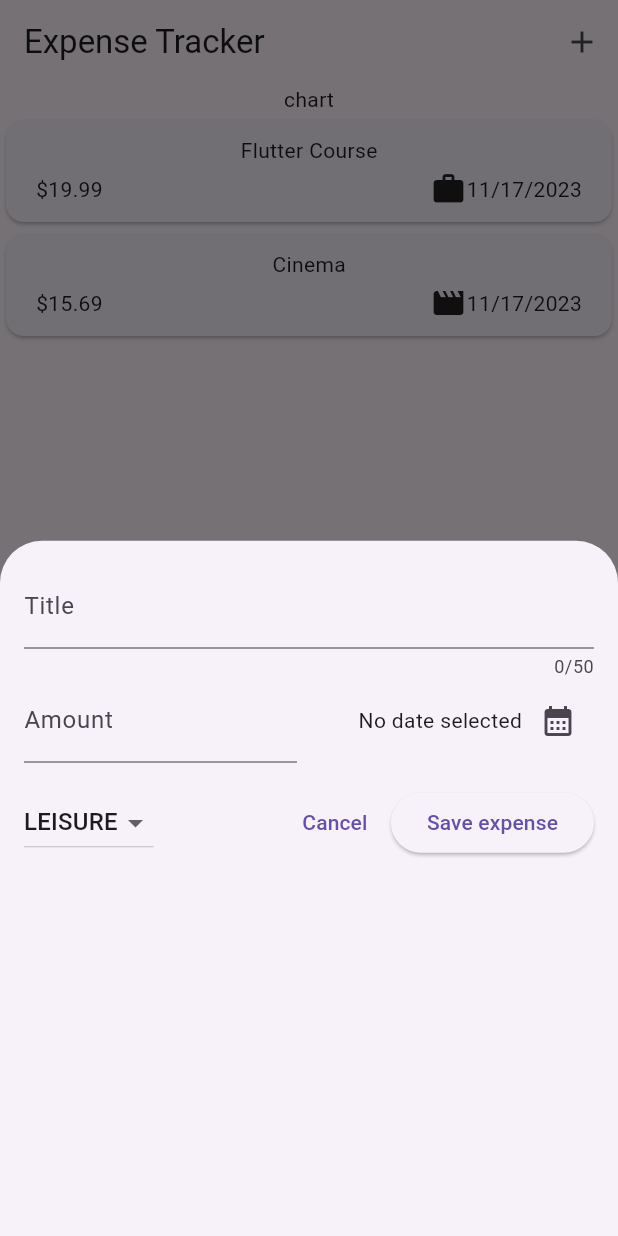
After one commit to QilinXSengheng/expense_tracker_app, a Flutter app: the screen it shows after launch, after a tap on the "add" icon, on a phone screen of 412 x 824 dp. The commit adds this screen. Run offline on Flutter 3.47's test engine with Material 2 defaults, Android fonts, the phone set to English and light mode, and no system bars.

Commit message:
Add button and datepicker

```diff
--- a/lib/main.dart
+++ b/lib/main.dart
@@ -1,5 +1,6 @@
 import 'package:flutter/material.dart';
 import 'package:expense_tracker_app/widgets/expenses.dart';
+
 void main() {
   runApp(const MyApp());
 }
@@ -10,8 +11,9 @@ class MyApp extends StatelessWidget {
   // This widget is the root of your application.
   @override
   Widget build(BuildContext context) {
-    return const MaterialApp(
-      home:  Expenses(),
+    return MaterialApp(
+      theme: ThemeData(useMaterial3: true),
+      home: const Expenses(),
     );
   }
 }
--- a/lib/widgets/expenses.dart
+++ b/lib/widgets/expenses.dart
@@ -1,6 +1,7 @@
 import 'package:flutter/material.dart';
 import 'package:expense_tracker_app/models/expense.dart';
 import 'package:expense_tracker_app/widgets/expenses_list/expenses_list.dart';
+import 'package:expense_tracker_app/widgets/new_expense.dart';
 
 class Expenses extends StatefulWidget {
   const Expenses({super.key});
@@ -23,14 +24,30 @@ class _ExpensesState extends State<Expenses> {
         category: Category.leisure)
   ];
 
+  void _openAddExpenseOverlay() {
+    showModalBottomSheet(
+      context: context,
+      builder: (ctx) => const NewExpense(),
+    );
+  }
+
   @override
   Widget build(BuildContext context) {
     return Scaffold(
+        appBar: AppBar(
+          title: const Text('Expense Tracker'),
+          actions: [
+            IconButton(
+              onPressed: _openAddExpenseOverlay,
+              icon: const Icon(Icons.add),
+            )
+          ],
+        ),
         body: Column(
-      children: [
-        const Text('chart'),
-        Expanded(child: ExpensesList(expenses: _registerExpenses)),
-      ],
-    ));
+          children: [
+            const Text('chart'),
+            Expanded(child: ExpensesList(expenses: _registerExpenses)),
+          ],
+        ));
   }
 }
--- /dev/null
+++ b/lib/widgets/new_expense.dart
@@ -0,0 +1,118 @@
+import 'package:flutter/material.dart';
+import 'package:expense_tracker_app/models/expense.dart';
+
+class NewExpense extends StatefulWidget {
+  const NewExpense({super.key});
+
+  @override
+  State<NewExpense> createState() => _NewExpenseState();
+}
+
+class _NewExpenseState extends State<NewExpense> {
+  final _titleController = TextEditingController();
+  final _amountController = TextEditingController();
+  DateTime? _selectedDate;
+  Category _selectedCategory = Category.leisure;
+
+  void _presentDatePicker() async {
+    final now = DateTime.now();
+    final firstDate = DateTime(now.year - 1, now.month, now.day);
+    final pickedDate = await showDatePicker(
+      context: context,
+      initialDate: now,
+      firstDate: firstDate,
+      lastDate: now,
+    );
+    setState(() {
+      _selectedDate = pickedDate;
+    });
+  }
+
+  @override
+  void dispose() {
+    _titleController.dispose();
+    _amountController.dispose();
+    super.dispose();
+  }
+
+  @override
+  Widget build(BuildContext context) {
+    return Padding(
+      padding: const EdgeInsets.all(16),
+      child: Column(
+        children: [
+          TextField(
+            controller: _titleController,
+            decoration: const InputDecoration(label: Text('Title')),
+            maxLength: 50,
+            keyboardType: TextInputType.text,
+          ),
+          Row(
+            children: [
+              Expanded(
+                child: TextField(
+                  controller: _amountController,
+                  decoration: const InputDecoration(
+                      label: Text('Amount'), prefixText: '\$'),
+                  keyboardType: TextInputType.number,
+                ),
+              ),
+              const SizedBox(
+                width: 16,
+              ),
+              Expanded(
+                child: Row(
+                  mainAxisAlignment: MainAxisAlignment.end,
+                  crossAxisAlignment: CrossAxisAlignment.center,
+                  children: [
+                    Text(_selectedDate == null
+                        ? 'No date selected'
+                        : formatter.format(_selectedDate!)),
+                    IconButton(
+                      onPressed: _presentDatePicker,
+                      icon: const Icon(Icons.calendar_month),
+                    )
+                  ],
+                ),
+              )
+            ],
+          ),
+          const SizedBox(
+            height: 16,
+          ),
+          Row(
+            children: [
+              DropdownButton(
+                  value: _selectedCategory,
+                  items: Category.values
+                      .map((category) => DropdownMenuItem(
+                          value: category,
+                          child: Text(category.name.toUpperCase())))
+                      .toList(),
+                  onChanged: (value) {
+                    if (value == null) {
+                      return;
+                    }
+                    setState(() {
+                      _selectedCategory = value;
+                    });
+                  }),
+              const Spacer(),
+              TextButton(
+                  onPressed: () {
+                    Navigator.pop(context);
+                  },
+                  child: const Text('Cancel ')),
+              ElevatedButton(
+                  onPressed: () {
+                    print(_titleController.text);
+                    print(_amountController.text);
+                  },
+                  child: const Text('Save expense'))
+            ],
+          )
+        ],
+      ),
+    );
+  }
+}
```
